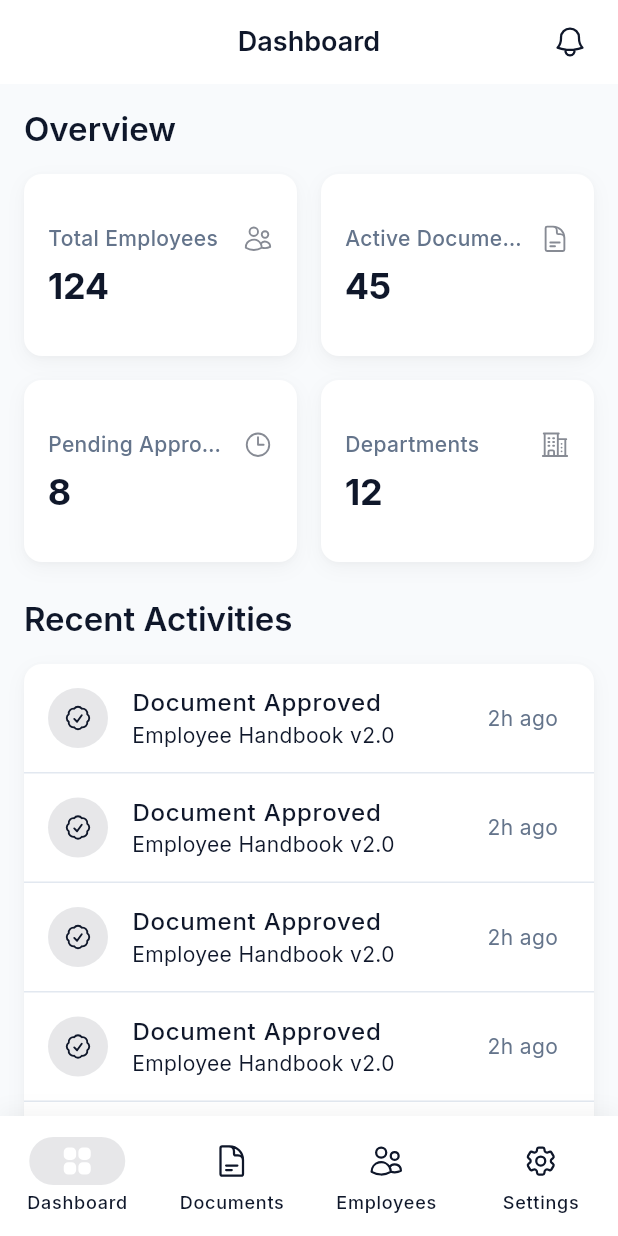
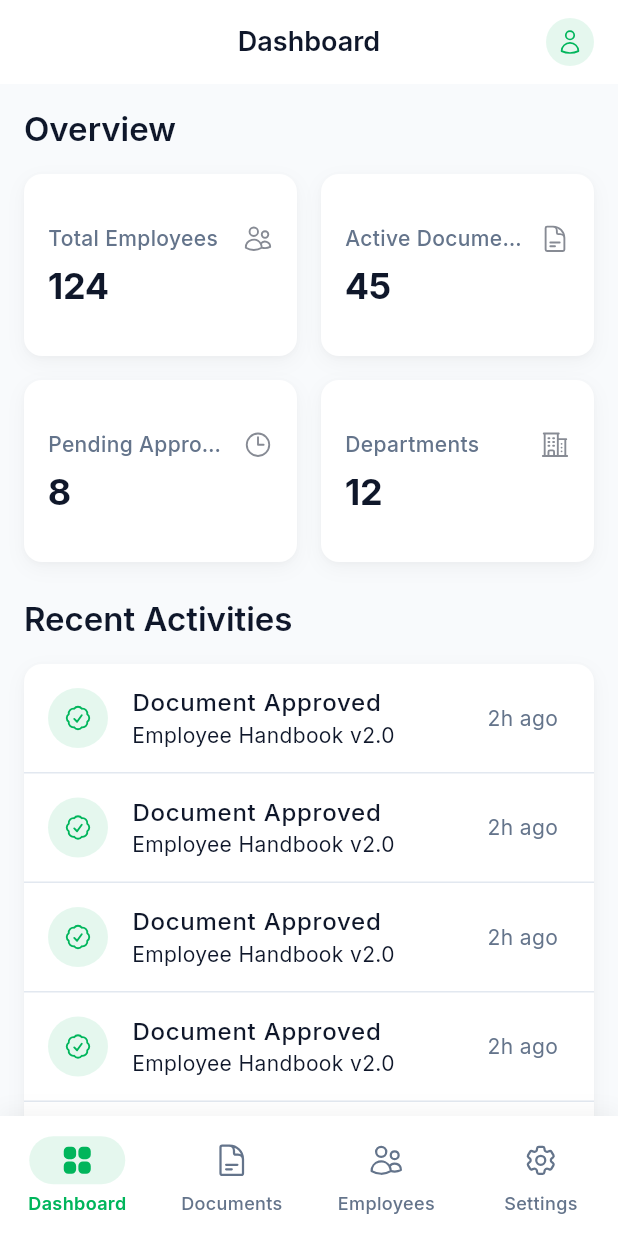
Before and after one commit to RethyLS/digital_docs_hybrid_assignment_frontend, a Flutter app: the screen it shows after launch, on a phone screen of 412 x 824 dp. Run offline on Flutter 3.47's test engine with Material 3 defaults, Android fonts, the phone set to English and light mode, and no system bars; our stand-ins replace flutter_riverpod, go_router, google_fonts, heroicons; generated files the repository leaves out were written again.

Commit message:
UI/UX Refinement: New brand color, Heroicons integration, shadow-based cards, and AppBar enhancements

```diff
--- a/lib/core/theme/app_theme.dart
+++ b/lib/core/theme/app_theme.dart
@@ -2,9 +2,10 @@ import 'package:flutter/material.dart';
 import 'package:google_fonts/google_fonts.dart';
 
 class AppTheme {
-  static const Color primaryColor = Color(0xFF0F172A); // Slate 900
-  static const Color primaryColorLight = Color(0xFF334155); // Slate 700
-  static const Color accentColor = Color(0xFF2563EB); // Blue 600
+  // Brand Colors
+  static const Color primaryColor = Color(0xFF00B55B); // Vibrant Green from Logo
+  static const Color primaryColorDark = Color(0xFF008F47);
+  static const Color accentColor = Color(0xFF00B55B);
 
   static const Color backgroundLight = Color(0xFFF8FAFC); // Slate 50
   static const Color surfaceLight = Colors.white;
@@ -43,6 +44,9 @@ class AppTheme {
         backgroundColor: surfaceLight,
         foregroundColor: textPrimaryLight,
         elevation: 0,
+        scrolledUnderElevation: 0.5,
+        shadowColor: Colors.black.withOpacity(0.1),
+        surfaceTintColor: Colors.transparent,
         centerTitle: true,
         titleTextStyle: GoogleFonts.inter(
           color: textPrimaryLight,
@@ -50,6 +54,30 @@ class AppTheme {
           fontWeight: FontWeight.w600,
         ),
         iconTheme: const IconThemeData(color: textPrimaryLight),
+      ),
+      navigationBarTheme: NavigationBarThemeData(
+        backgroundColor: surfaceLight,
+        indicatorColor: primaryColor.withOpacity(0.1),
+        iconTheme: WidgetStateProperty.resolveWith((states) {
+          if (states.contains(WidgetState.selected)) {
+            return const IconThemeData(color: primaryColor);
+          }
+          return IconThemeData(color: textSecondaryLight);
+        }),
+        labelTextStyle: WidgetStateProperty.resolveWith((states) {
+          if (states.contains(WidgetState.selected)) {
+            return GoogleFonts.inter(
+              color: primaryColor,
+              fontWeight: FontWeight.w600,
+              fontSize: 12,
+            );
+          }
+          return GoogleFonts.inter(
+            color: textSecondaryLight,
+            fontWeight: FontWeight.w500,
+            fontSize: 12,
+          );
+        }),
       ),
       cardTheme: CardThemeData(
         color: surfaceLight,
@@ -89,10 +117,10 @@ class AppTheme {
   static ThemeData get darkTheme {
     return ThemeData(
       brightness: Brightness.dark,
-      primaryColor: primaryColorLight,
+      primaryColor: primaryColor,
       scaffoldBackgroundColor: backgroundDark,
       colorScheme: const ColorScheme.dark(
-        primary: primaryColorLight,
+        primary: primaryColor,
         secondary: accentColor,
         surface: surfaceDark,
         error: Colors.redAccent,
@@ -111,6 +139,9 @@ class AppTheme {
         backgroundColor: surfaceDark,
         foregroundColor: textPrimaryDark,
         elevation: 0,
+        scrolledUnderElevation: 0.5,
+        shadowColor: Colors.black.withOpacity(0.3),
+        surfaceTintColor: Colors.transparent,
         centerTitle: true,
         titleTextStyle: GoogleFonts.inter(
           color: textPrimaryDark,
@@ -118,6 +149,30 @@ class AppTheme {
           fontWeight: FontWeight.w600,
         ),
         iconTheme: const IconThemeData(color: textPrimaryDark),
+      ),
+      navigationBarTheme: NavigationBarThemeData(
+        backgroundColor: surfaceDark,
+        indicatorColor: primaryColor.withOpacity(0.1),
+        iconTheme: WidgetStateProperty.resolveWith((states) {
+          if (states.contains(WidgetState.selected)) {
+            return const IconThemeData(color: primaryColor);
+          }
+          return IconThemeData(color: textSecondaryDark);
+        }),
+        labelTextStyle: WidgetStateProperty.resolveWith((states) {
+          if (states.contains(WidgetState.selected)) {
+            return GoogleFonts.inter(
+              color: primaryColor,
+              fontWeight: FontWeight.w600,
+              fontSize: 12,
+            );
+          }
+          return GoogleFonts.inter(
+            color: textSecondaryDark,
+            fontWeight: FontWeight.w500,
+            fontSize: 12,
+          );
+        }),
       ),
       cardTheme: CardThemeData(
         color: surfaceDark,
@@ -130,7 +185,7 @@ class AppTheme {
       ),
       inputDecorationTheme: InputDecorationTheme(
         filled: true,
-        fillColor: backgroundDark, // Slightly darker for inputs in dark mode
+        fillColor: backgroundDark,
         contentPadding: const EdgeInsets.symmetric(horizontal: 16, vertical: 12),
         border: OutlineInputBorder(
           borderRadius: BorderRadius.circular(8),
@@ -142,7 +197,7 @@ class AppTheme {
         ),
         focusedBorder: OutlineInputBorder(
           borderRadius: BorderRadius.circular(8),
-          borderSide: const BorderSide(color: textPrimaryDark, width: 2),
+          borderSide: const BorderSide(color: primaryColor, width: 2),
         ),
         hintStyle: GoogleFonts.inter(color: textSecondaryDark),
       ),
--- a/lib/features/dashboard/screens/dashboard_screen.dart
+++ b/lib/features/dashboard/screens/dashboard_screen.dart
@@ -14,11 +14,21 @@ class DashboardScreen extends StatelessWidget {
       appBar: AppBar(
         title: const Text('Dashboard'),
         actions: [
-          IconButton(
-            icon: const HeroIcon(HeroIcons.bell, size: 24),
-            onPressed: () {},
+          Padding(
+            padding: const EdgeInsets.only(right: 16.0),
+            child: GestureDetector(
+              onTap: () => context.go('/settings'),
+              child: CircleAvatar(
+                radius: 16,
+                backgroundColor: theme.colorScheme.primary.withOpacity(0.1),
+                child: HeroIcon(
+                  HeroIcons.user,
+                  size: 18,
+                  color: theme.colorScheme.primary,
+                ),
+              ),
+            ),
           ),
-          const SizedBox(width: 8),
         ],
       ),
       body: SingleChildScrollView(
--- a/lib/features/settings/screens/settings_screen.dart
+++ b/lib/features/settings/screens/settings_screen.dart
@@ -211,7 +211,7 @@ class SettingsScreen extends StatelessWidget {
   }) {
     final theme = Theme.of(context);
     return ListTile(
-      leading: HeroIcon(icon, size: 20, color: theme.colorScheme.primary),
+      leading: HeroIcon(icon, size: 20, color: theme.colorScheme.onSurface.withValues(alpha: 0.7)),
       title: Text(
         title,
         style: theme.textTheme.bodyLarge?.copyWith(fontWeight: FontWeight.w500),
```
